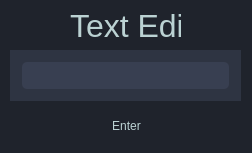
The window that text_edit.ui (pandix73/qtgraphics) describes before a commit, drawn with Qt 5.
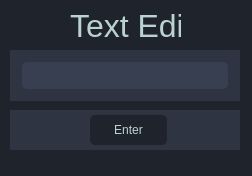
The same window after the commit.

Commit message: 2018.11.09 1. new : warnings while creating units 2. new : design rule checker in preview mode

Diff of the .ui file:
```diff
--- a/text_edit.ui
+++ b/text_edit.ui
@@ -7,7 +7,7 @@
     <x>0</x>
     <y>0</y>
     <width>252</width>
-    <height>153</height>
+    <height>176</height>
    </rect>
   </property>
   <property name="windowTitle">
@@ -52,7 +52,7 @@
     <rect>
      <x>10</x>
      <y>50</y>
-     <width>231</width>
+     <width>230</width>
      <height>51</height>
     </rect>
    </property>
@@ -93,18 +93,43 @@
     </item>
    </layout>
   </widget>
-  <widget class="QPushButton" name="enter">
+  <widget class="QWidget" name="widget" native="true">
    <property name="geometry">
     <rect>
-     <x>70</x>
+     <x>10</x>
      <y>110</y>
-     <width>113</width>
-     <height>32</height>
+     <width>230</width>
+     <height>40</height>
     </rect>
    </property>
-   <property name="text">
-    <string>Enter</string>
+   <property name="styleSheet">
+    <string notr="true">QWidget{	
+	background-color: rgb(46, 52, 66);
+}</string>
    </property>
+   <widget class="QPushButton" name="enter">
+    <property name="geometry">
+     <rect>
+      <x>80</x>
+      <y>5</y>
+      <width>77</width>
+      <height>30</height>
+     </rect>
+    </property>
+    <property name="styleSheet">
+     <string notr="true">QPushButton{
+	border-radius: 5px;
+	border-width: 1px;
+	border-color: rgb(187, 210, 211);
+	padding : 6px;
+	background-color: rgb(31, 35, 44);
+}
+</string>
+    </property>
+    <property name="text">
+     <string>Enter</string>
+    </property>
+   </widget>
   </widget>
  </widget>
  <resources/>
```
The commit also changes 6 other files.
